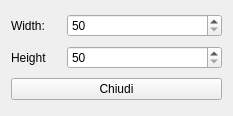
First picture: the form in hmodimage.ui, repository fblabs/hamlet-mod-sancon, before the edit.
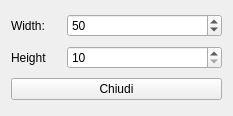
Second picture: the form after the edit.

```diff
--- a/hmodimage.ui
+++ b/hmodimage.ui
@@ -35,10 +35,10 @@
      <item>
       <widget class="QSpinBox" name="spWidth">
        <property name="minimum">
-        <number>50</number>
+        <number>10</number>
        </property>
        <property name="maximum">
-        <number>500</number>
+        <number>2000</number>
        </property>
        <property name="value">
         <number>50</number>
@@ -65,10 +65,10 @@
      <item>
       <widget class="QSpinBox" name="spHeight">
        <property name="minimum">
-        <number>50</number>
+        <number>10</number>
        </property>
        <property name="maximum">
-        <number>1000</number>
+        <number>2000</number>
        </property>
       </widget>
      </item>
```
